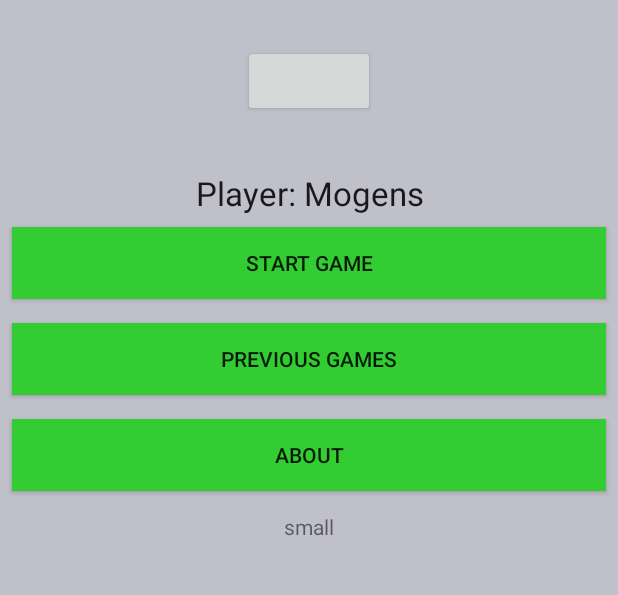
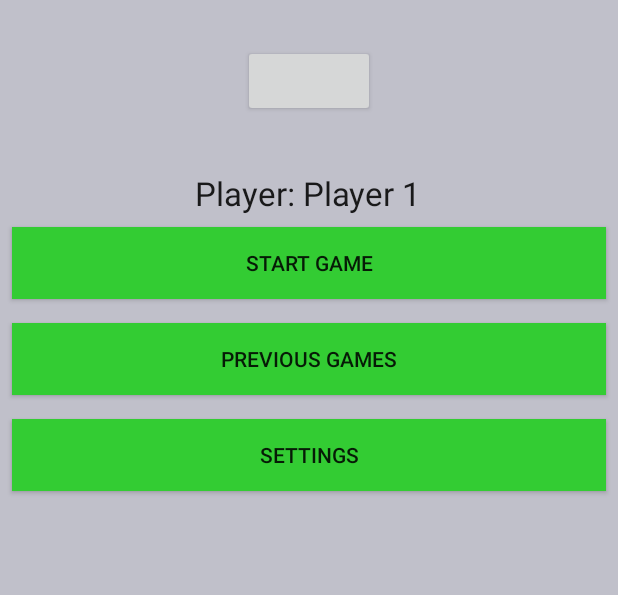
Before and after one commit to min90/AwesomeRaffleGame, an Android app: the screen it shows after launch (MainActivity), on a phone screen of 412 x 824 dp, the part 152-747 px from its top. Run offline under Robolectric (Android 15) with nearby library versions, the phone set to English and light mode, and no system bars; libraries missing offline, so code that uses them is left out: com.facebook, com.facebook.login; plain views replace LoginButton; 3 statements that could not run were skipped.

Commit message:
NAVN ravne snegle

```diff
--- a/app/src/main/java/androidcourse/awesomerafflegame/activities/MainActivity.java
+++ b/app/src/main/java/androidcourse/awesomerafflegame/activities/MainActivity.java
@@ -53,12 +53,13 @@ public class MainActivity extends AppCompatActivity {
         //checkAccessToken();
         //createLogin();
 
+        getVersionName();
 
         setUpToolbar();
 
         container = (FrameLayout) findViewById(R.id.fragment_container);
         container.setVisibility(View.VISIBLE);
-        FragmentController.get().transactFragments(this, StartFragment.newInstance("Mogens"), "start_fragment");
+        FragmentController.get().transactFragments(this, new StartFragment(), "start_fragment");
     }
 
     private void getVersionName(){
@@ -135,11 +136,11 @@ public class MainActivity extends AppCompatActivity {
             container.setVisibility(View.VISIBLE);
         }
 
-        StartFragment startFragment;
+        StartFragment startFragment = new StartFragment();
         if (profile != null) {
-            startFragment = StartFragment.newInstance(profile.getName());
+           SharedPreferencesManager.get().setPlayerName(profile.getName());
         } else {
-            startFragment = StartFragment.newInstance(null);
+            SharedPreferencesManager.get().setPlayerName("Player 1");
         }
         FragmentController.get().transactFragments(this, startFragment, "start_fragment");
     }
--- a/app/src/main/java/androidcourse/awesomerafflegame/controllers/SharedPreferencesManager.java
+++ b/app/src/main/java/androidcourse/awesomerafflegame/controllers/SharedPreferencesManager.java
@@ -10,6 +10,7 @@ public class SharedPreferencesManager {
     private static final String SHARED_TAG = "snake_eyes_shared_prefs";
     private static final String VERSION_TAG = "version";
     private static final String FIRST_TIME_TAG = "firsttime";
+    private static final String NAME_TAG = "name";
 
     private static SharedPreferencesManager instance;
     private SharedPreferences preferences;
@@ -31,7 +32,7 @@ public class SharedPreferencesManager {
     }
 
     public void setVersionName(String version){
-        editor.putString(VERSION_TAG, version);
+        editor.putString(VERSION_TAG, version).commit();
     }
 
     public String getVersionName(){
@@ -39,10 +40,18 @@ public class SharedPreferencesManager {
     }
 
     public void setFirstTimeUser(boolean firstTimeUser){
-        editor.putBoolean(FIRST_TIME_TAG, firstTimeUser);
+        editor.putBoolean(FIRST_TIME_TAG, firstTimeUser).commit();
     }
 
     public boolean getFirstTimeUser(){
        return preferences.getBoolean(FIRST_TIME_TAG, true);
     }
+
+    public void setPlayerName(String name){
+        editor.putString(NAME_TAG, name).commit();
+    }
+
+    public String getPlayerName(){
+        return preferences.getString(NAME_TAG, "Player 1");
+    }
 }
--- a/app/src/main/java/androidcourse/awesomerafflegame/fragments/FirstTimeUsersFragment.java
+++ b/app/src/main/java/androidcourse/awesomerafflegame/fragments/FirstTimeUsersFragment.java
@@ -1,22 +1,66 @@
 package androidcourse.awesomerafflegame.fragments;
 
+import android.app.AlertDialog;
+import android.app.Dialog;
+import android.content.DialogInterface;
 import android.os.Bundle;
+import android.support.annotation.NonNull;
 import android.support.annotation.Nullable;
 import android.support.v4.app.DialogFragment;
 import android.view.LayoutInflater;
 import android.view.View;
 import android.view.ViewGroup;
+import android.widget.Button;
+import android.widget.EditText;
 
 import androidcourse.awesomerafflegame.R;
+import androidcourse.awesomerafflegame.controllers.SharedPreferencesManager;
 
 /**
  * Created by Jesper on 09/05/16.
  */
 public class FirstTimeUsersFragment extends DialogFragment {
+    private static final String DEBUG_TAG = FirstTimeUsersFragment.class.getSimpleName();
+    private static final String NAME_TAG = "name";
+
+    public static FirstTimeUsersFragment newInstance(String name) {
+        FirstTimeUsersFragment fragment = new FirstTimeUsersFragment();
+        Bundle args = new Bundle();
+        args.putString(NAME_TAG, name);
+
+        fragment.setArguments(args);
+        return fragment;
+    }
 
     @Nullable
     @Override
-    public View onCreateView(LayoutInflater inflater, ViewGroup container, Bundle savedInstanceState) {
-        return inflater.inflate(R.layout.fragment_first_time, container, false);
+    public View onCreateView(LayoutInflater inflater, @Nullable ViewGroup container, @Nullable Bundle savedInstanceState) {
+        return inflater.inflate(R.layout.fragment_about, container, false);
+    }
+
+    @Override
+    public void onViewCreated(View view, @Nullable Bundle savedInstanceState) {
+        super.onViewCreated(view, savedInstanceState);
+
+        final EditText edtName = (EditText) view.findViewById(R.id.edt_player_name);
+        Button btnOkName = (Button) view.findViewById(R.id.btn_ok_dialog);
+
+        String title = getArguments().getString(NAME_TAG);
+        getDialog().setTitle("Welcome: " + title);
+
+        btnOkName.setOnClickListener(new View.OnClickListener() {
+            @Override
+            public void onClick(View v) {
+                if(!edtName.getText().toString().equalsIgnoreCase("")){
+                    SharedPreferencesManager.get().setPlayerName(edtName.getText().toString());
+                }
+                getDialog().dismiss();
+            }
+        });
+    }
+
+    @Override
+    public void onDismiss(DialogInterface dialog) {
+        super.onDismiss(dialog);
     }
 }
--- a/app/src/main/java/androidcourse/awesomerafflegame/fragments/PreGameFragment.java
+++ b/app/src/main/java/androidcourse/awesomerafflegame/fragments/PreGameFragment.java
@@ -52,7 +52,7 @@ public class PreGameFragment extends Fragment implements View.OnClickListener, C
         btnDisco = (Button) view.findViewById(R.id.btn_make_disco);
         btnDisco.setOnClickListener(this);
 
-        blueLayout = (LinearLayout) view.findViewById(R.id.blueLayout);
+        blueLayout = (LinearLayout) view.findViewById(R.id.blue_layout);
         btnCancel = (Button) view.findViewById(R.id.btn_cancel);
         btnCancel.setOnClickListener(this);
     }
--- a/app/src/main/java/androidcourse/awesomerafflegame/fragments/StartFragment.java
+++ b/app/src/main/java/androidcourse/awesomerafflegame/fragments/StartFragment.java
@@ -3,6 +3,7 @@ package androidcourse.awesomerafflegame.fragments;
 import android.os.Bundle;
 import android.support.annotation.Nullable;
 import android.support.v4.app.Fragment;
+import android.util.Log;
 import android.view.LayoutInflater;
 import android.view.View;
 import android.view.ViewGroup;
@@ -18,32 +19,22 @@ import androidcourse.awesomerafflegame.controllers.SharedPreferencesManager;
  */
 public class StartFragment extends Fragment implements View.OnClickListener {
     public static final String DEBUG_TAG = StartFragment.class.getSimpleName();
-    public static final String NAME_TAG = "name_tag";
 
     private Button btnStartGame;
     private Button btnResults;
     private Button btnAbout;
 
     private String name;
+    private boolean nameChanged = false;
 
     private TextView txtWelcomeMessage, versionTxt;
-
-    public static StartFragment newInstance(String name) {
-        StartFragment fragment = new StartFragment();
-        Bundle args = new Bundle();
-        args.putString(NAME_TAG, name);
-        fragment.setArguments(args);
-        return fragment;
-    }
 
     @Nullable
     @Override
     public View onCreateView(LayoutInflater inflater, ViewGroup container, Bundle savedInstanceState) {
         View view = inflater.inflate(R.layout.fragment_start, container, false);
 
-        Bundle args = getArguments();
-
-        name = args.getString(NAME_TAG);
+        name = SharedPreferencesManager.get().getPlayerName();
 
         btnStartGame = (Button) view.findViewById(R.id.btnStartGame);
         btnStartGame.setOnClickListener(this);
@@ -54,19 +45,29 @@ public class StartFragment extends Fragment implements View.OnClickListener {
         versionTxt = (TextView) view.findViewById(R.id.versionTxt);
 
         txtWelcomeMessage = (TextView) view.findViewById(R.id.txtPlayername);
-        if (name != null) {
-            txtWelcomeMessage.setText("Player: " + name);
-        } else {
-            txtWelcomeMessage.setText("Player");
-        }
+
+        showInfoDialog();
 
         return view;
     }
 
-    private void showInfoDialog(){
-        if(SharedPreferencesManager.get().getFirstTimeUser()){
-            FragmentController.get().transactDialogFragment(getActivity(), new FirstTimeUsersFragment(), "info_fragment");
+    @Override
+    public void onViewCreated(View view, @Nullable Bundle savedInstanceState) {
+        super.onViewCreated(view, savedInstanceState);
+        versionTxt.setText(SharedPreferencesManager.get().getVersionName());
+        if (nameChanged) {
+            txtWelcomeMessage.setText("Player: " + name);
+        } else {
+            txtWelcomeMessage.setText("Welcome");
+        }
+
+    }
+
+    private void showInfoDialog() {
+        if (SharedPreferencesManager.get().getFirstTimeUser()) {
+            FragmentController.get().transactDialogFragment(getActivity(), FirstTimeUsersFragment.newInstance(name), "info_fragment");
             SharedPreferencesManager.get().setFirstTimeUser(false);
+            nameChanged = true;
         }
     }
 
@@ -74,25 +75,20 @@ public class StartFragment extends Fragment implements View.OnClickListener {
         FragmentController.get().transactFragments(getActivity(), new PreGameFragment(), "game_fragment");
     }
 
-    private void about() {
-        AboutFragment aboutFragment = new AboutFragment();
-        FragmentController.get().transactFragments(getActivity(), aboutFragment, "about_fragment");
+    private void settings() {
+        SettingsFragment settingsFragment = new SettingsFragment();
+        FragmentController.get().transactFragments(getActivity(), settingsFragment, "settings_fragment");
     }
 
     private void results() {
-        if (name != null) {
-            Fragment resultFragment = ScoresFragment.newInstance(name);
-            FragmentController.get().transactFragments(getActivity(), resultFragment, "result_Fragment");
-        } else {
-            Fragment resultFragment = ScoresFragment.newInstance("Jesper");
-            FragmentController.get().transactFragments(getActivity(), resultFragment, "result_Fragment");
-        }
+        Fragment resultFragment = new ScoresFragment();
+        FragmentController.get().transactFragments(getActivity(), resultFragment, "result_Fragment");
     }
 
     @Override
     public void onClick(View v) {
         if (v.getId() == btnAbout.getId()) {
-            about();
+            settings();
         }
 
         if (v.getId() == btnStartGame.getId()) {
--- a/app/src/main/res/layout/fragment_bluetooth.xml
+++ b/app/src/main/res/layout/fragment_bluetooth.xml
@@ -24,11 +24,11 @@
         android:text="Play via Bluetooth"/>
 
     <LinearLayout
-        android:id="@+id/blueLayout"
+        android:id="@+id/blue_layout"
         android:layout_width="match_parent"
         android:layout_height="wrap_content"
         android:orientation="vertical"
-        android:visibility="visible">
+        android:visibility="gone">
 
         <Button
             android:id="@+id/btn_connect_secure"
--- a/app/src/main/res/layout/fragment_start.xml
+++ b/app/src/main/res/layout/fragment_start.xml
@@ -65,7 +65,7 @@
             android:layout_margin="8dp"
             android:background="@drawable/cool_button"
 
-            android:text="About"/>
+            android:text="Settings"/>
 
         <TextView
             android:layout_width="wrap_content"
--- a/app/src/main/res/values/strings.xml
+++ b/app/src/main/res/values/strings.xml
@@ -2,9 +2,11 @@
     <!-- Main Info -->
     <string name="app_name">AwesomeRaffleGame</string>
     <string name="action_settings">Settings</string>
-    <string name="about_game">This game is made by Jesper (Jesso12) and Mads(Majus12).\nThe objective is to be the first to reach 100 points, using two dice.\nIf no dice shows a 1, a player can choose to hand over the dice at any point.\nIf one die shows a 1, the player loses accumulated points for that round, and hands over the dice.\nIf two dice shows a 1, the player loses all of his/hers points and hands over the dice.</string>
+    <string name="rules">The objective is to be the first to reach 100 points, using two dice.\nIf no dice shows a 1, a player can choose to hand over the dice at any point.\nIf one die shows a 1, the player loses accumulated points for that round, and hands over the dice.\nIf two dice shows a 1, the player loses all of his/hers points and hands over the dice.</string>
+    <string name="about_game">This game is made by Jesper (Jesso12) and Mads(Majus12).\nThe objective is to be the first to reach 100 points, using two dice.\nIf no dice shows a 1, a player can choose to hand over the dice at any point.\nIf one die shows a 1, the player loses accumulated points for that round, and hands over the dice.\nIf two dice shows a 1, the player loses all of his/hers points and hands over the dice.\nYou can log in with your facebook account or enter your player name here</string>
     <string name="facebook_app_id">1713543598925716</string>
     <string name="welcome_message">Welcome to the awesome raffle game</string>
+    <string name="previous_games_first_time">No previous games</string>
 
     <!--  BluetoothChat -->
     <string name="send">Send</string>
```
Also changed, not shown: app/src/main/java/androidcourse/awesomerafflegame/fragments/AboutFragment.java (deleted, +0 -22 lines), app/src/main/java/androidcourse/awesomerafflegame/fragments/GameFragment.java (+33 -0 lines), app/src/main/java/androidcourse/awesomerafflegame/fragments/ScoresFragment.java (+13 -12 lines), app/src/main/java/androidcourse/awesomerafflegame/fragments/SettingsFragment.java (added, +46 -0 lines), app/src/main/res/layout/fragment_about.xml (+30 -7 lines), app/src/main/res/layout/fragment_scores.xml (+12 -1 lines), app/src/main/res/layout/fragment_settings.xml (added, +45 -0 lines), app/src/main/res/menu/game_menu.xml (added, +11 -0 lines), app/src/main/res/drawable-hdpi/ic_action_name.png (added), app/src/main/res/drawable-mdpi/ic_action_name.png (added), app/src/main/res/drawable-xhdpi/ic_action_name.png (added), app/src/main/res/drawable-xxhdpi/ic_action_name.png (added).
